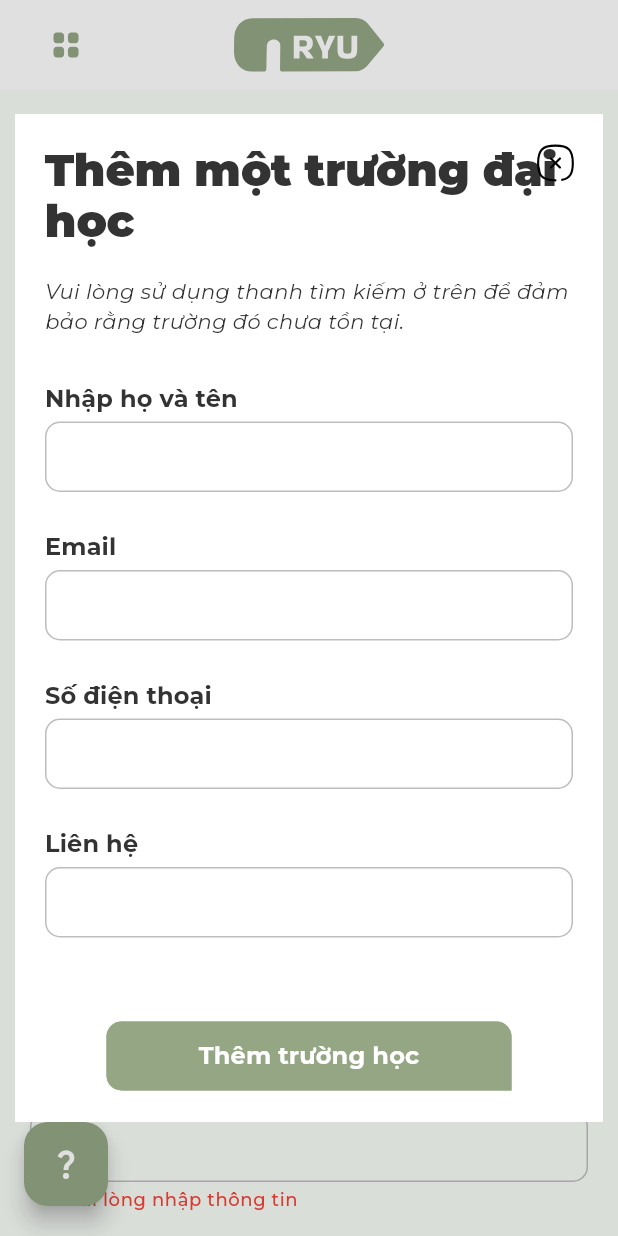
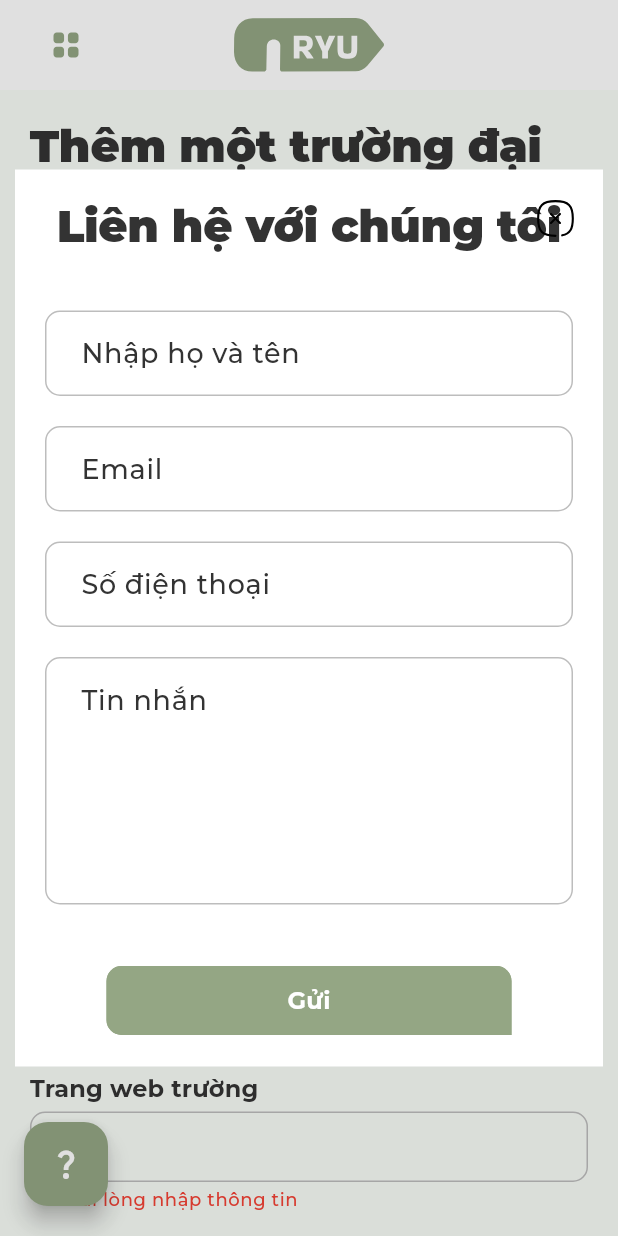
Before and after one commit to xuuanthuc/rank_your_uni, a Flutter app: the AddUniversityView screen opened directly, after a tap on "Thêm trường học", after a tap on the "question mark" icon, on a phone screen of 412 x 824 dp. Run offline on Flutter 3.47's test engine with Material 3 defaults, Android fonts, the phone set to English and light mode, and no system bars; our stand-ins replace auto_size_text, bloc, connectivity_plus, dio, dropdown_button2, equatable and 12 more; accounts and stored records are empty; generated files the repository leaves out were written again; network calls fail; project files that could hold a hidden picture were left out.

Commit message:
update UI

```diff
--- a/lib/l10n/app_en.arb
+++ b/lib/l10n/app_en.arb
@@ -213,5 +213,8 @@
   "clubsSubDescription": "Chất lượng các câu lạc bộ và tổ chức các hoạt động ngoại khoá",
   "foodSubDescription": "Chất lượng và sự đa dạng về đồ ăn trong trường lẫn khu vực xung quanh",
   "fulname": "Họ và tên",
-  "phone": "Số điện thoại"
+  "phone": "Số điện thoại",
+  "send": "Gửi",
+  "contactUs": "Liên hệ với chúng tôi",
+  "message": "Tin nhắn"
 }
--- a/lib/l10n/app_vi.arb
+++ b/lib/l10n/app_vi.arb
@@ -213,5 +213,8 @@
   "clubsSubDescription": "Chất lượng các câu lạc bộ và tổ chức các hoạt động ngoại khoá",
   "foodSubDescription": "Chất lượng và sự đa dạng về đồ ăn trong trường lẫn khu vực xung quanh",
   "fulname": "Họ và tên",
-  "phone": "Số điện thoại"
+  "phone": "Số điện thoại",
+  "send": "Gửi",
+  "contactUs": "Liên hệ với chúng tôi",
+  "message": "Tin nhắn"
 }
--- a/lib/src/screens/add/add_university.dart
+++ b/lib/src/screens/add/add_university.dart
@@ -291,6 +291,7 @@ class TextAddField extends StatelessWidget {
             if (onTap == null) return;
             onTap!();
           },
+          textInputAction: TextInputAction.next,
           decoration: InputDecoration(
             enabledBorder: OutlineInputBorder(
               borderRadius: BorderRadius.circular(10),
--- a/lib/src/screens/authentication/widgets/text_field_auth.dart
+++ b/lib/src/screens/authentication/widgets/text_field_auth.dart
@@ -88,6 +88,7 @@ class _AuthTextFieldState extends State<AuthTextField> {
             }
           : null,
       maxLength: widget.maxLength,
+      textInputAction: TextInputAction.next,
       decoration: InputDecoration(
         hintText: widget.hintText,
         counterText: "",
--- a/lib/src/screens/guideline/contact_screen.dart
+++ b/lib/src/screens/guideline/contact_screen.dart
@@ -72,34 +72,31 @@ class _ContactUsViewState extends State<ContactUsView> {
             }
           },
           child: Column(
-            crossAxisAlignment: CrossAxisAlignment.start,
+            crossAxisAlignment: CrossAxisAlignment.center,
             mainAxisSize: MainAxisSize.min,
             children: [
               Text(
-                text.addAUniversity,
+                text.contactUs,
                 style: theme.primaryTextTheme.displayLarge,
               ),
-              const SizedBox(height: 20),
-              Text(
-                text.addAUniversityWarning,
-                style: theme.primaryTextTheme.bodyMedium
-                    ?.copyWith(fontStyle: FontStyle.italic),
-              ),
               const SizedBox(height: 30),
-              TextAddField(
+              ContactField(
                 label: text.enterFullName,
                 controller: _fullNameController,
               ),
-              TextAddField(
+              ContactField(
                 label: text.email,
+                keyboardType: TextInputType.emailAddress,
                 controller: _emailController,
               ),
-              TextAddField(
+              ContactField(
                 label: text.phone,
                 controller: _phoneController,
+                keyboardType: TextInputType.phone,
               ),
-              TextAddField(
-                label: text.contact,
+              ContactField(
+                label: text.message,
+                maxLines: 5,
                 controller: _messageController,
               ),
               const SizedBox(height: 30),
@@ -111,7 +108,7 @@ class _ContactUsViewState extends State<ContactUsView> {
                     onTap: () {
                       if (_formKey.currentState!.validate()) {}
                     },
-                    label: text.addUniversity,
+                    label: text.send,
                     updateLoading: (state) {
                       return (state).status == HelpStatus.loading;
                     },
@@ -126,43 +123,36 @@ class _ContactUsViewState extends State<ContactUsView> {
   }
 }
 
-class TextAddField extends StatelessWidget {
+class ContactField extends StatelessWidget {
   final String label;
-  final bool readOnly;
-  final Function? onTap;
+  final int maxLines;
+  final TextInputType keyboardType;
   final TextEditingController controller;
 
-  const TextAddField({
+  const ContactField({
     super.key,
     required this.label,
-    this.readOnly = false,
-    this.onTap,
+    this.maxLines = 1,
+    this.keyboardType = TextInputType.text,
     required this.controller,
   });
 
   @override
   Widget build(BuildContext context) {
     final theme = Theme.of(context);
-    return Column(
-      crossAxisAlignment: CrossAxisAlignment.start,
-      children: [
-        Text(
-          label,
-          style: theme.primaryTextTheme.labelLarge,
-        ),
-        const SizedBox(height: 4),
-        TextFormField(
+    return Padding(
+      padding: const EdgeInsets.symmetric(vertical: 10),
+      child: TextFormField(
         style: theme.primaryTextTheme.bodyLarge?.copyWith(
           fontWeight: FontWeight.w500,
         ),
         validator: TextFieldValidator.notEmptyValidator,
         controller: controller,
-          readOnly: readOnly,
-          onTap: () {
-            if (onTap == null) return;
-            onTap!();
-          },
+        maxLines: maxLines,
+        keyboardType: keyboardType,
+        textInputAction: TextInputAction.next,
         decoration: InputDecoration(
+          hintText: label,
           enabledBorder: OutlineInputBorder(
             borderRadius: BorderRadius.circular(10),
             borderSide: const BorderSide(width: 1, color: AppColors.grey),
@@ -185,12 +175,10 @@ class TextAddField extends StatelessWidget {
           ),
           hoverColor: Colors.transparent,
           contentPadding:
-                const EdgeInsets.symmetric(horizontal: 20, vertical: 10),
+              const EdgeInsets.symmetric(horizontal: 20, vertical: 15),
           isDense: true,
         ),
       ),
-        const SizedBox(height: 25),
-      ],
     );
   }
 }
--- a/lib/src/screens/review/review_screen.dart
+++ b/lib/src/screens/review/review_screen.dart
@@ -200,6 +200,8 @@ class _ReviewViewState extends State<ReviewView> {
                         mainAxisAlignment: MainAxisAlignment.center,
                         children: [
                           Flexible(
+                            child: Visibility(
+                              visible: widget.review?.id == null,
                               child: Container(
                                 constraints: const BoxConstraints(maxWidth: 250),
                                 child: LoadingPrimaryButton<ReviewCubit,
@@ -235,6 +237,7 @@ class _ReviewViewState extends State<ReviewView> {
                                       return null;
                                     }
                                   },
+                                ),
                               ),
                             ),
                           ),
--- a/lib/src/screens/widgets/primary_button.dart
+++ b/lib/src/screens/widgets/primary_button.dart
@@ -14,6 +14,7 @@ class PrimaryButton extends StatefulWidget {
   final Widget? child;
   final FontWeight? fontWeight;
   final double? fontSize;
+  final Alignment alignment;
 
   const PrimaryButton({
     super.key,
@@ -21,6 +22,7 @@ class PrimaryButton extends StatefulWidget {
     required this.title,
     this.isOutline = false,
     this.hasBorder = true,
+    this.alignment = Alignment.center,
     this.titleTextStyle,
     this.titleTextStyleColor,
     this.backgroundColor,
@@ -91,7 +93,8 @@ class _PrimaryButtonState extends State<PrimaryButton> {
                 horizontal: 20,
                 vertical: 10,
               ),
-          child: Center(
+          child: Align(
+            alignment: widget.alignment,
             child: widget.child ??
                 Text(
                   widget.title,
--- a/lib/src/screens/widgets/responsive_builder.dart
+++ b/lib/src/screens/widgets/responsive_builder.dart
@@ -71,13 +71,13 @@ class ResponsiveBuilder extends StatelessWidget {
       return 35;
     } else if (MediaQuery.sizeOf(context).width > Public.tabletSize &&
         MediaQuery.sizeOf(context).width < Public.laptopSize) {
-      return 50;
+      return 40;
     } else if (MediaQuery.sizeOf(context).width > Public.laptopSize &&
         MediaQuery.sizeOf(context).width < Public.desktopSize) {
+      return 50;
+    } else if (MediaQuery.sizeOf(context).width > Public.desktopSize) {
       return 60;
-    } else if (MediaQuery.sizeOf(context).width > Public.desktopSize) {
-      return 70;
     }
-    return 70;
+    return 60;
   }
 }
```
Also changed, not shown: lib/src/screens/authentication/widgets/sign_in_form.dart (+0 -9 lines), lib/src/screens/detail/widgets/reviews.dart (+25 -6 lines). Lines whose indentation alone changed are shown as unchanged.
